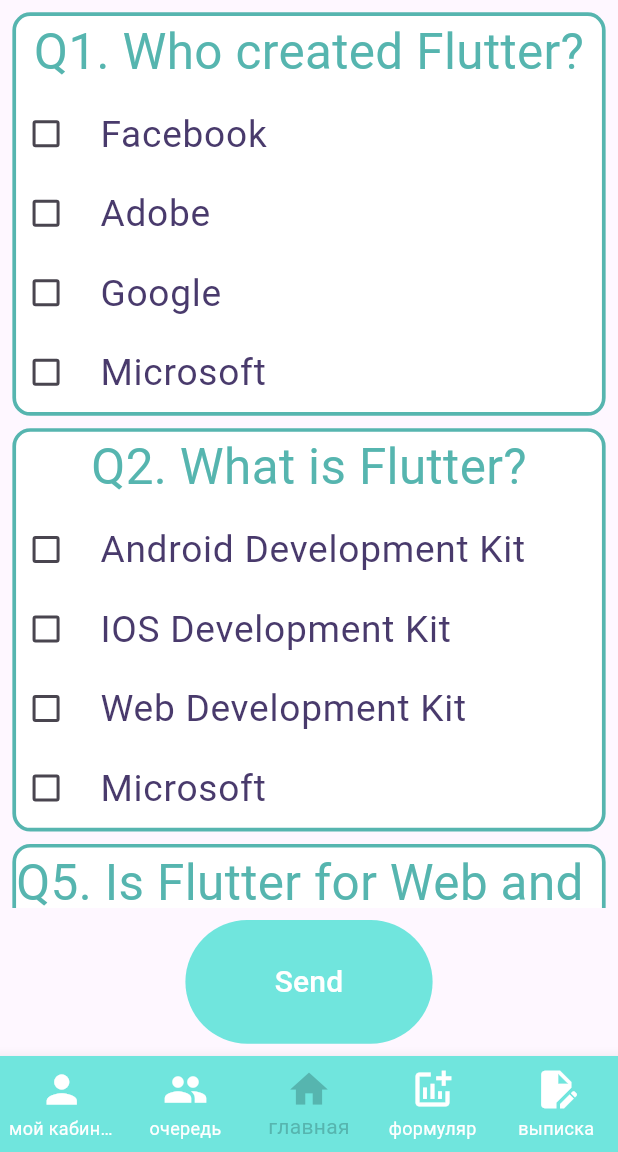
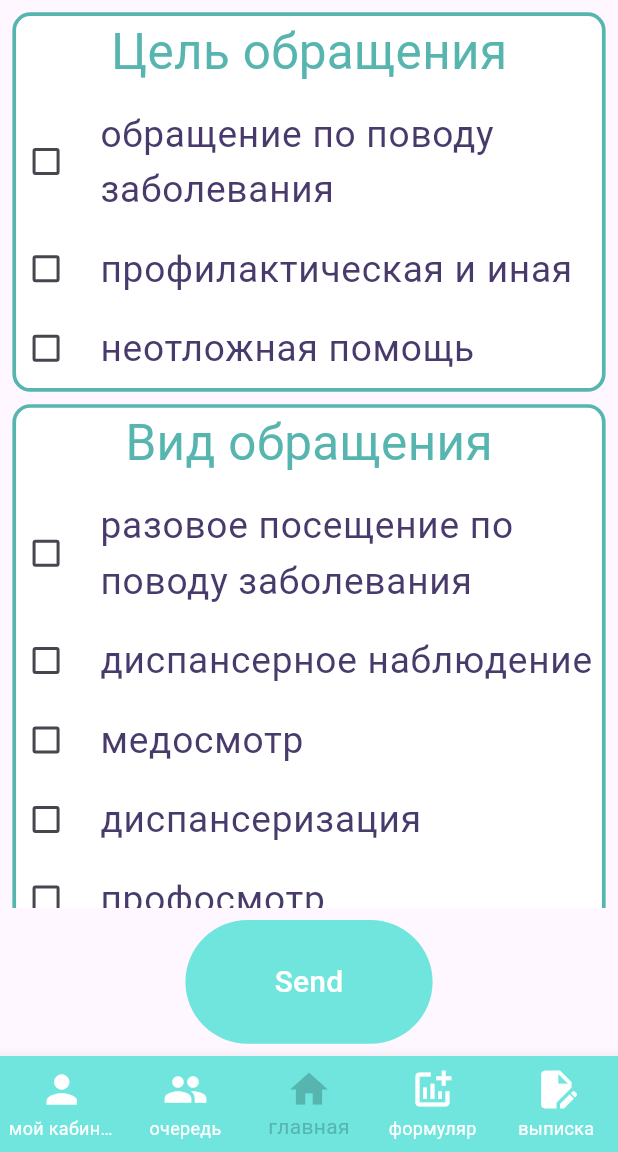
Before and after one commit to MarinaPak108/lotus, a Flutter app: the FormPage screen opened directly, on a phone screen of 412 x 824 dp, the part 84-1236 px from its top. Run offline on Flutter 3.47's test engine with Material 3 defaults, Android fonts, the phone set to English and light mode, and no system bars; our stand-ins replace equatable, google_fonts, shared_preferences, sqflite; accounts and stored records are empty; network calls fail.

```diff
--- /dev/null
+++ b/lib/api/dto/formResults_dto.dart
@@ -0,0 +1,6 @@
+class FormResults {
+  List<String>? question;
+  List<String>? answer;
+
+  FormResults({this.answer, this.question});
+}
--- a/lib/presentation/pages/form_page.dart
+++ b/lib/presentation/pages/form_page.dart
@@ -21,25 +21,27 @@ class FormPage extends StatefulWidget {
 class _FormPageState extends State<FormPage> {
   bool isButtonActive = false;
   final List<QuestionForm> _questions = [
-    QuestionForm(questionText: "Q1. Who created Flutter?", answers: [
-      Answer(id: 0, answer: 'Facebook'),
-      Answer(id: 1, answer: 'Adobe'),
-      Answer(id: 2, answer: 'Google'),
-      Answer(id: 3, answer: 'Microsoft')
+    QuestionForm(questionText: "Цель обращения", answers: [
+      Answer(id: 0, answer: 'обращение по поводу заболевания'),
+      Answer(id: 1, answer: 'профилактическая и иная'),
+      Answer(id: 2, answer: 'неотложная помощь'),
     ]),
-    QuestionForm(questionText: "Q2. What is Flutter?", answers: [
-      Answer(id: 4, answer: 'Android Development Kit'),
-      Answer(id: 5, answer: 'IOS Development Kit'),
-      Answer(id: 6, answer: 'Web Development Kit'),
-      Answer(id: 7, answer: 'Microsoft')
+    QuestionForm(questionText: "Вид обращения", answers: [
+      Answer(id: 4, answer: 'разовое посещение по поводу заболевания'),
+      Answer(id: 5, answer: 'диспансерное наблюдение'),
+      Answer(id: 6, answer: 'медосмотр'),
+      Answer(id: 7, answer: 'диспансеризация'),
+      Answer(id: 10, answer: "профосмотр"),
+      Answer(id: 11, answer: "посещение центра здоровья"),
+      Answer(id: 12, answer: "оформление медицинских документов и справок"),
+      Answer(id: 13, answer: "паллиативная помощь"),
+      Answer(id: 14, answer: "реабилитация"),
     ]),
-    QuestionForm(
-        questionText:
-            "Q5. Is Flutter for Web and Desktop available in stable version?",
-        answers: [
-          Answer(id: 8, answer: 'yes'),
-          Answer(id: 9, answer: 'no'),
-        ])
+    QuestionForm(questionText: "Уровень оказания медицинской помощи", answers: [
+      Answer(id: 8, answer: 'специализированный'),
+      Answer(id: 9, answer: 'территориальный'),
+      Answer(id: 15, answer: 'межмуниципальный'),
+    ])
   ];
   late List<bool> isChecked = List.filled(_questions.length, false);
   Future<List<Post>> posts = getPosts();
--- a/lib/presentation/widgets/tile.dart
+++ b/lib/presentation/widgets/tile.dart
@@ -7,6 +7,7 @@ class MyTile extends StatelessWidget {
   final String title;
   final String subTitle;
   final IconData actionIcn;
+  final Color color;
 
   const MyTile(
       {Key? key,
@@ -14,7 +15,8 @@ class MyTile extends StatelessWidget {
       required this.page,
       required this.title,
       required this.subTitle,
-      required this.actionIcn})
+      required this.actionIcn,
+      this.color = Colors.white})
       : super(key: key);
 
   @override
@@ -37,7 +39,7 @@ class MyTile extends StatelessWidget {
               Icon(
                 icn,
                 size: height * 0.5,
-                color: Colors.white,
+                color: color,
               ),
               SizedBox(
                 width: height * 0.1,
```
Also changed, not shown: lib/api/dto/visitor_dto.dart (+47 -8 lines), lib/presentation/pages/home_page.dart (+13 -10 lines), lib/presentation/pages/patient_card_detailed.dart (added, +62 -0 lines), lib/presentation/pages/splash_page.dart (+5 -8 lines).
